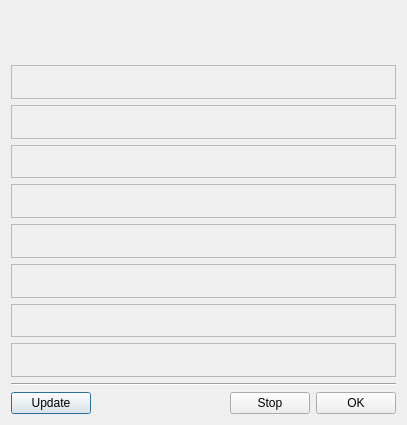
PavelMr/skytechx, file cweather.ui: the form before one commit.
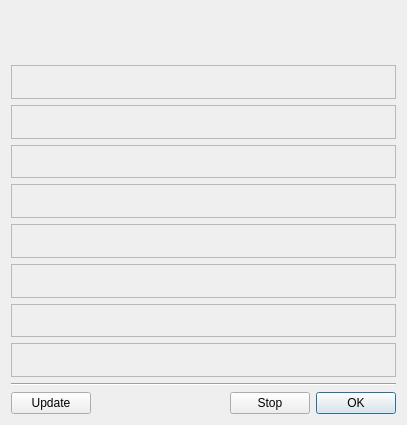
The form after the commit.

The edit to the form file:
```diff
--- a/cweather.ui
+++ b/cweather.ui
@@ -269,6 +269,9 @@
          <property name="text">
           <string>OK</string>
          </property>
+         <property name="default">
+          <bool>true</bool>
+         </property>
         </widget>
        </item>
       </layout>
```
